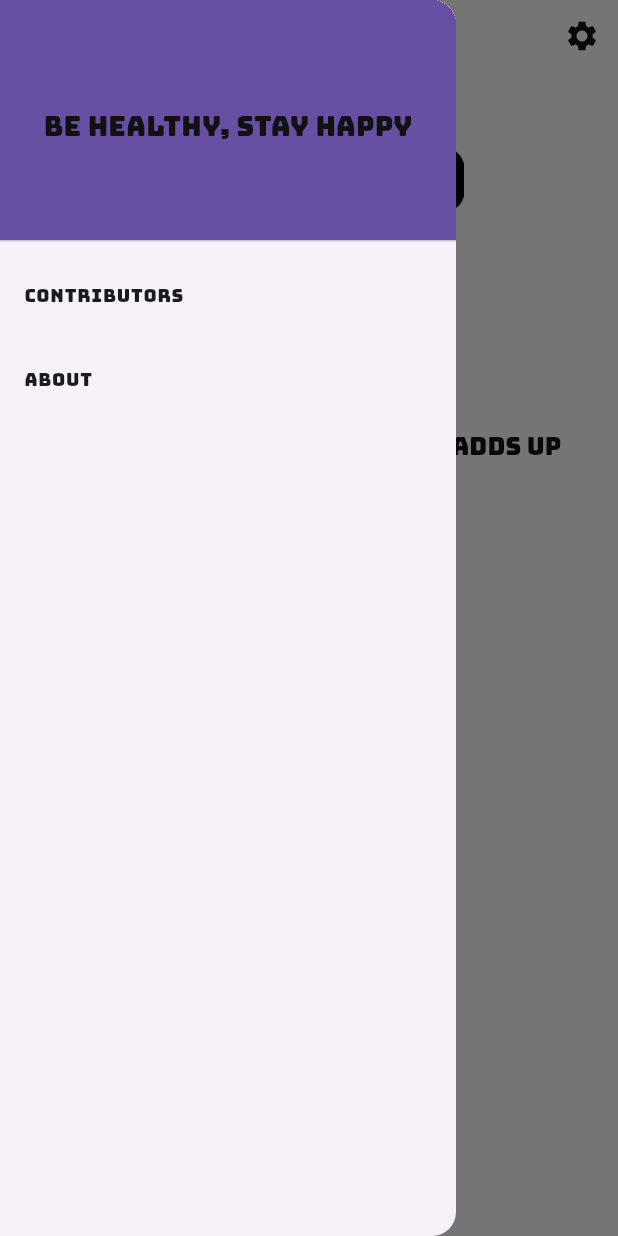
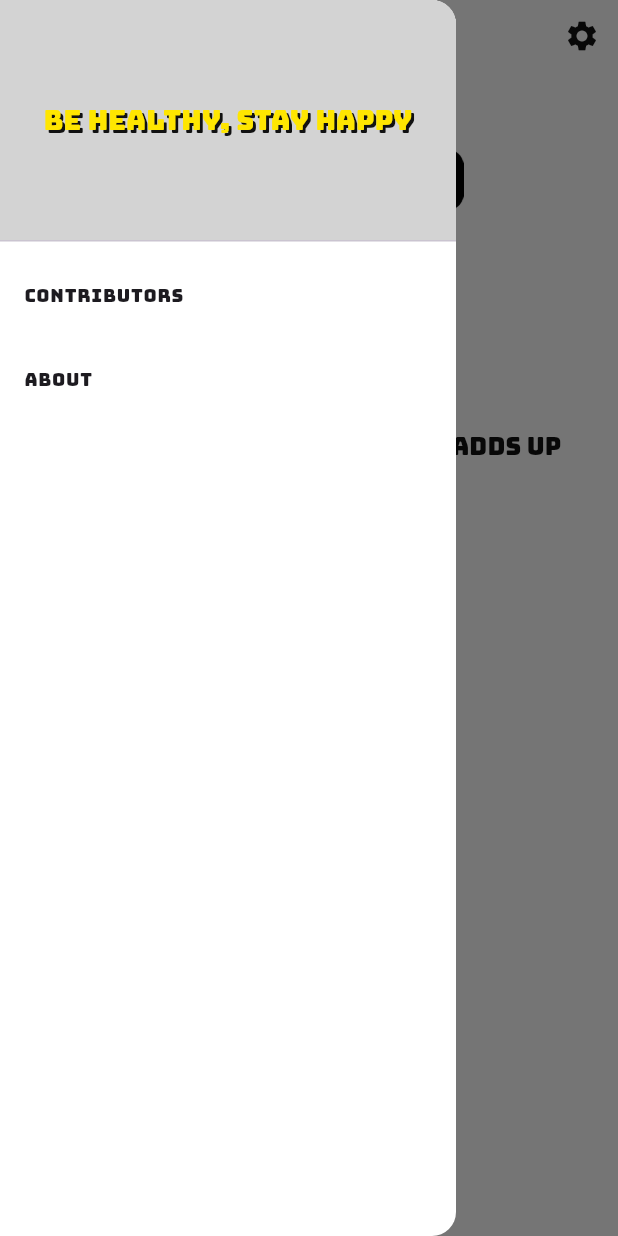
Before and after one commit to FaaiqKhan/muscles_builder, a Flutter app: the screen it shows after launch, with the side drawer open, on a phone screen of 412 x 824 dp. Run offline on Flutter 3.47's test engine with Material 3 defaults, Android fonts, the phone set to English and light mode, and no system bars; our stand-ins replace bloc, equatable, flutter_bloc, google_mobile_ads, package_info_plus, shared_preferences; missing offline and left inert: flame, flame_audio; network calls fail.

Commit message:
header theme updates

```diff
--- a/lib/components/game_status_panel_component.dart
+++ b/lib/components/game_status_panel_component.dart
@@ -134,7 +134,7 @@ class GameStatusPanelComponent extends PositionComponent
       ScorePanelBackground(
         size: size,
         borderColor: game.gameTheme.muscleGrowthBar,
-        fillColor: game.gameTheme.button.withAlpha(80),
+        fillColor: game.gameTheme.unselected,
       ),
     );
 
--- a/lib/screens/game_pause_screen.dart
+++ b/lib/screens/game_pause_screen.dart
@@ -1,5 +1,6 @@
 import 'package:flutter/material.dart';
 import 'package:muscles_builder/constants/spacings.dart';
+import 'package:muscles_builder/extensions/muscles_builder_theme_context.dart';
 import 'package:muscles_builder/games/muscles_builder_game.dart';
 
 class GamePauseScreen extends StatelessWidget {
@@ -11,7 +12,7 @@ class GamePauseScreen extends StatelessWidget {
   @override
   Widget build(BuildContext context) {
     return Scaffold(
-      backgroundColor: Colors.grey.withAlpha(128),
+      backgroundColor: context.musclesBuilderTheme.unselected,
       body: AlertDialog(
         content: Column(
           mainAxisSize: MainAxisSize.min,
--- a/lib/screens/home_screen.dart
+++ b/lib/screens/home_screen.dart
@@ -66,12 +66,8 @@ class HomeScreen extends StatelessWidget {
                   child: Text(
                     Quotes.quotes[Random().nextInt(Quotes.quotes.length)],
                     textAlign: TextAlign.center,
-                    style: Theme.of(context)
-                        .textTheme
-                        .titleSmall
-                        ?.copyWith(
-                          color: context.musclesBuilderTheme.primaryText
-                        ),
+                    style: Theme.of(context).textTheme.titleSmall?.copyWith(
+                        color: context.musclesBuilderTheme.primaryText),
                   ),
                 ),
                 ElevatedButton(
@@ -83,10 +79,7 @@ class HomeScreen extends StatelessWidget {
                   ),
                   child: Text(
                     "Start workout",
-                    style: Theme.of(context)
-                        .textTheme
-                        .labelSmall
-                        ?.copyWith(
+                    style: Theme.of(context).textTheme.labelSmall?.copyWith(
                           color: Theme.of(context).colorScheme.secondary,
                         ),
                   ),
@@ -111,19 +104,26 @@ class HomeScreen extends StatelessWidget {
         },
       ),
       drawer: Drawer(
+        backgroundColor: context.musclesBuilderTheme.background,
         child: ListView(
           padding: EdgeInsets.zero,
           children: [
             DrawerHeader(
+              padding: EdgeInsets.zero,
               decoration: BoxDecoration(
-                color: Theme.of(context).colorScheme.primary,
+                color: context.musclesBuilderTheme.unselected,
               ),
               child: Center(
                 child: Text(
                   "Be healthy, stay happy",
                   style: Theme.of(context).textTheme.titleMedium?.copyWith(
-                        color: context.musclesBuilderTheme.primaryText
-                      ),
+                      color: context.musclesBuilderTheme.muscleGrowthBar,
+                      shadows: [
+                        Shadow(
+                          color: context.musclesBuilderTheme.primaryText,
+                          offset: Offset(2, 2),
+                        )
+                      ]),
                 ),
               ),
             ),
--- a/lib/theme/muscles_builder_theme.dart
+++ b/lib/theme/muscles_builder_theme.dart
@@ -11,6 +11,7 @@ class MusclesBuilderTheme extends ThemeExtension<MusclesBuilderTheme> {
   final Color muscleGrowthBar;
   final Color powerUpPurple;
   final Color powerUpBlue;
+  final Color unselected;
 
   const MusclesBuilderTheme({
     required this.background,
@@ -23,6 +24,7 @@ class MusclesBuilderTheme extends ThemeExtension<MusclesBuilderTheme> {
     required this.muscleGrowthBar,
     required this.powerUpPurple,
     required this.powerUpBlue,
+    required this.unselected,
   });
 
   static MusclesBuilderTheme dark = MusclesBuilderTheme(
@@ -36,6 +38,7 @@ class MusclesBuilderTheme extends ThemeExtension<MusclesBuilderTheme> {
     muscleGrowthBar: Color(0xFFFFE600),
     powerUpPurple: Color(0xFF9C27B0),
     powerUpBlue: Color(0xFF00BFFF),
+    unselected: Color(0xFFFFFFFF),
   );
 
   @override
@@ -50,6 +53,7 @@ class MusclesBuilderTheme extends ThemeExtension<MusclesBuilderTheme> {
     Color? muscleGrowthBar,
     Color? powerUpPurple,
     Color? powerUpBlue,
+    Color? unselected,
   }) {
     return MusclesBuilderTheme(
       background: background ?? this.background,
@@ -62,6 +66,7 @@ class MusclesBuilderTheme extends ThemeExtension<MusclesBuilderTheme> {
       muscleGrowthBar: muscleGrowthBar ?? this.muscleGrowthBar,
       powerUpPurple: powerUpPurple ?? this.powerUpPurple,
       powerUpBlue: powerUpBlue ?? this.powerUpBlue,
+      unselected: unselected ?? this.unselected,
     );
   }
 
@@ -82,6 +87,7 @@ class MusclesBuilderTheme extends ThemeExtension<MusclesBuilderTheme> {
       muscleGrowthBar: Color.lerp(muscleGrowthBar, other.muscleGrowthBar, t)!,
       powerUpPurple: Color.lerp(powerUpPurple, other.powerUpPurple, t)!,
       powerUpBlue: Color.lerp(powerUpBlue, other.powerUpBlue, t)!,
+      unselected: Color.lerp(unselected, other.unselected, t)!,
     );
   }
 }
--- a/lib/theme/theme.dart
+++ b/lib/theme/theme.dart
@@ -87,6 +87,7 @@ final ThemeData musclesBuilderThemeData = ThemeData(
       muscleGrowthBar: Color(0xFFFFE600),
       powerUpPurple: Color(0xFF9C27B0),
       powerUpBlue: Color(0xFF00BFFF),
+      unselected: Color(0xFFD3D3D3),
     ),
   ],
 );
--- a/lib/utils/ui_utils.dart
+++ b/lib/utils/ui_utils.dart
@@ -10,6 +10,6 @@ class UiUtils {
   ) {
     return isSelected
         ? context.musclesBuilderTheme.primaryText
-        : context.musclesBuilderTheme.primaryText.withAlpha(120);
+        : context.musclesBuilderTheme.unselected;
   }
 }
--- a/lib/widgets/game_sound_widget.dart
+++ b/lib/widgets/game_sound_widget.dart
@@ -26,7 +26,7 @@ class GameSoundWidget extends StatelessWidget {
               value: state.gameSoundSwitch,
               activeColor: context.musclesBuilderTheme.primaryText,
               inactiveTrackColor:
-                  context.musclesBuilderTheme.primaryText.withAlpha(120),
+                  context.musclesBuilderTheme.unselected,
               onChanged: context.read<SettingsCubit>().updateGameSoundSwitch,
             );
           },
```
